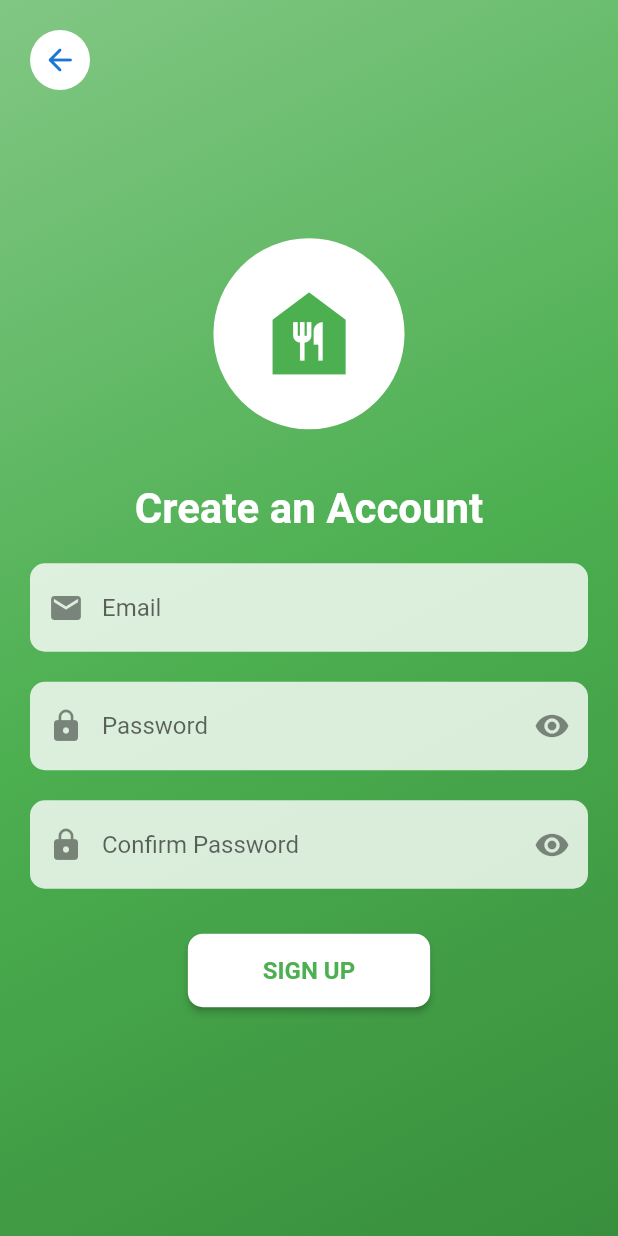
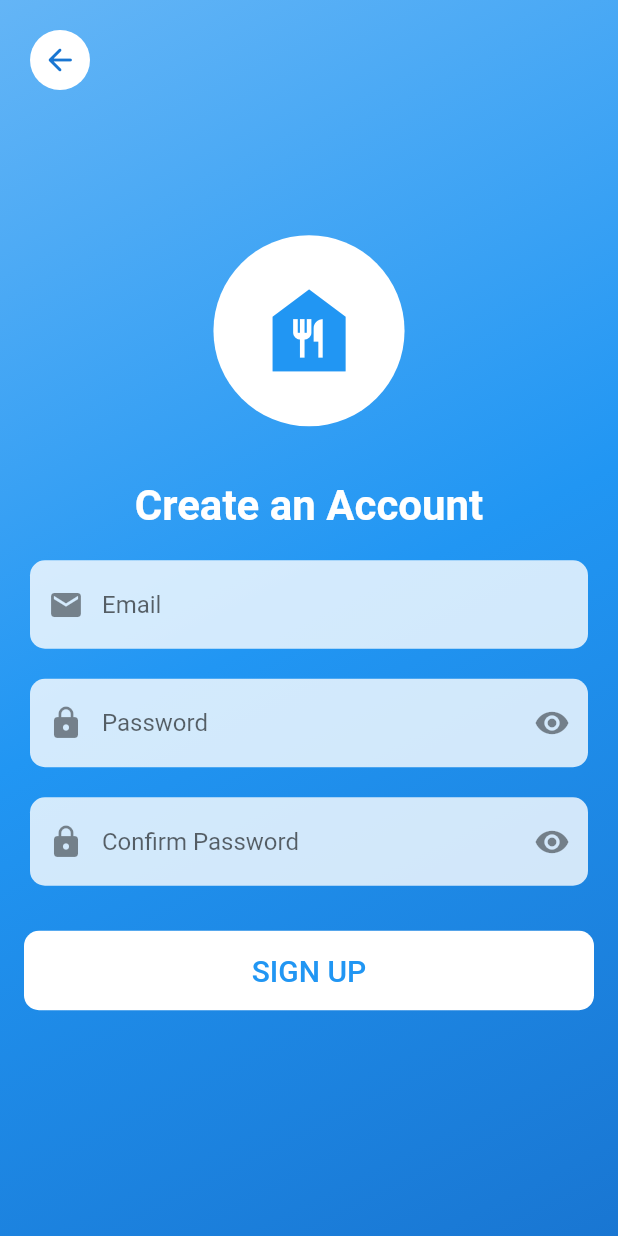
Before and after one commit to sakib556/Meal_Management_System_Mobile_App, a Flutter app: the screen it shows after launch, after a tap on "Don't have an account? Sign up", on a phone screen of 412 x 824 dp. Run offline on Flutter 3.47's test engine with Material 2 defaults, Android fonts, the phone set to English and light mode, and no system bars; our stand-ins replace connectivity_plus, dio, firebase_auth, firebase_core, firebase_database, firebase_messaging and 7 more; accounts and stored records are empty; statements that could not run were skipped.

Commit message:
login, signup complete

```diff
--- a/lib/main.dart
+++ b/lib/main.dart
@@ -59,13 +59,7 @@ class MyApp extends StatelessWidget {
               secondary: KColor.secondary.color,
             ),
       ),
-      builder: (context, widget) {
-        EasyLoading.init();
-        return ScrollConfiguration(
-          behavior: const ScrollBehaviorModified(),
-          child: widget ?? const SizedBox(),
-        );
-      },
+      builder: EasyLoading.init(),
       home: const LandingScreen(),
     );
   }
--- a/lib/modules/authentication/login_screen.dart
+++ b/lib/modules/authentication/login_screen.dart
@@ -3,9 +3,12 @@ import 'package:firebase_messaging/firebase_messaging.dart';
 import 'package:flutter/material.dart';
 import 'package:firebase_auth/firebase_auth.dart';
 import 'package:flutter_easyloading/flutter_easyloading.dart';
+import 'package:meal_management/global/widget/global_button.dart';
+import 'package:meal_management/global/widget/global_text.dart';
 import 'package:meal_management/modules/authentication/singup_screen.dart';
 import 'package:meal_management/modules/dashboard/components/dashboard_screen.dart';
 import 'package:meal_management/utils.dart';
+import 'package:meal_management/utils/styles/k_colors.dart';
 
 final TextEditingController emailController = TextEditingController();
 final TextEditingController passwordController = TextEditingController();
@@ -48,11 +51,7 @@ class _LoginScreenState extends State<LoginScreen>
           gradient: LinearGradient(
             begin: Alignment.topLeft,
             end: Alignment.bottomRight,
-            colors: [
-              Colors.green[300]!,
-              Colors.green[500]!,
-              Colors.green[700]!
-            ],
+            colors: [Colors.blue[300]!, Colors.blue[500]!, Colors.blue[700]!],
           ),
         ),
         child: SafeArea(
@@ -63,24 +62,22 @@ class _LoginScreenState extends State<LoginScreen>
                 children: [
                   ScaleTransition(
                     scale: _fadeAnimation,
-                    child: const CircleAvatar(
+                    child: CircleAvatar(
                       radius: 70,
                       backgroundColor: Colors.white,
                       child: Icon(
                         Icons.lock,
                         size: 60,
-                        color: Colors.green,
+                        color: KColor.primary.color,
                       ),
                     ),
                   ),
                   const SizedBox(height: 30),
-                  const Text(
+                  GlobalText(
                     'Member Login',
-                    style: TextStyle(
                     color: Colors.white,
                     fontSize: 28,
                     fontWeight: FontWeight.bold,
-                    ),
                   ),
                   const SizedBox(height: 20),
                   Padding(
@@ -105,10 +102,12 @@ class _LoginScreenState extends State<LoginScreen>
                     controller: passwordController,
                   ),
                   const SizedBox(height: 30),
-                  isLoginLoading
-                      ? const CircularProgressIndicator()
-                      : ElevatedButton(
-                          onPressed: () {
+                  GlobalButton(
+                      loading: isLoginLoading,
+                      color: Colors.white,
+                      textColor: KColor.primary.color,
+                      text: "LOGIN",
+                      onTap: () {
                         print(
                             "email : ${emailController.text} pass :${passwordController.text} ");
                         if (emailController.text.isEmpty ||
@@ -118,24 +117,7 @@ class _LoginScreenState extends State<LoginScreen>
                           return;
                         }
                         _login(context);
-                          },
-                          style: ElevatedButton.styleFrom(
-                            backgroundColor: Colors.white,
-                            shape: RoundedRectangleBorder(
-                              borderRadius: BorderRadius.circular(10),
-                            ),
-                            padding: const EdgeInsets.symmetric(
-                                horizontal: 50, vertical: 15),
-                          ),
-                          child: const Text(
-                            'LOGIN',
-                            style: TextStyle(
-                              color: Colors.green,
-                              fontSize: 16,
-                              fontWeight: FontWeight.bold,
-                            ),
-                          ),
-                        ),
+                      }),
                   const SizedBox(height: 10),
                   TextButton(
                     onPressed: () {
--- a/lib/modules/authentication/singup_screen.dart
+++ b/lib/modules/authentication/singup_screen.dart
@@ -3,9 +3,11 @@ import 'package:firebase_messaging/firebase_messaging.dart';
 import 'package:flutter/material.dart';
 import 'package:firebase_auth/firebase_auth.dart';
 import 'package:flutter_easyloading/flutter_easyloading.dart';
+import 'package:meal_management/global/widget/global_button.dart';
 import 'package:meal_management/modules/authentication/login_screen.dart';
 import 'package:meal_management/modules/dashboard/components/dashboard_screen.dart';
 import 'package:meal_management/utils.dart';
+import 'package:meal_management/utils/styles/k_colors.dart';
 
 class SignupScreen extends StatefulWidget {
   const SignupScreen({super.key});
@@ -48,11 +50,7 @@ class _SignupScreenState extends State<SignupScreen>
           gradient: LinearGradient(
             begin: Alignment.topLeft,
             end: Alignment.bottomRight,
-            colors: [
-              Colors.green[300]!,
-              Colors.green[500]!,
-              Colors.green[700]!
-            ],
+            colors: [Colors.blue[300]!, Colors.blue[500]!, Colors.blue[700]!],
           ),
         ),
         child: SafeArea(
@@ -79,13 +77,13 @@ class _SignupScreenState extends State<SignupScreen>
                     children: [
                       ScaleTransition(
                         scale: _fadeAnimation,
-                        child: const CircleAvatar(
+                        child: CircleAvatar(
                           radius: 70,
                           backgroundColor: Colors.white,
                           child: Icon(
                             Icons.food_bank,
                             size: 80,
-                            color: Colors.green,
+                            color: KColor.primary.color,
                           ),
                         ),
                       ),
@@ -126,36 +124,27 @@ class _SignupScreenState extends State<SignupScreen>
                         controller: confirmPasswordController,
                       ),
                       const SizedBox(height: 30),
-                      isLoading
-                          ? const CircularProgressIndicator()
-                          : ElevatedButton(
-                              onPressed: () {
-                                // Implement the signup logic here.
-                                print("Email: ${emailController.text}");
-                                print("Password: ${passwordController.text}");
-                                print(
-                                    "Confirm Password: ${confirmPasswordController.text}");
-                                _handleSignup(context);
-                              },
-                              style: ElevatedButton.styleFrom(
-                                backgroundColor: Colors.white,
-                                shape: RoundedRectangleBorder(
-                                  borderRadius: BorderRadius.circular(10),
-                                ),
-                                padding: const EdgeInsets.symmetric(
-                                  horizontal: 50,
-                                  vertical: 15,
-                                ),
-                              ),
-                              child: const Text(
-                                'SIGN UP',
-                                style: TextStyle(
-                                  color: Colors.green,
-                                  fontSize: 16,
-                                  fontWeight: FontWeight.bold,
-                                ),
-                              ),
-                            ),
+                      GlobalButton(
+                          loading: isLoading,
+                          color: Colors.white,
+                          textColor: KColor.primary.color,
+                          text: "SIGN UP",
+                          onTap: () {
+                            print(
+                                "email : ${emailController.text} pass :${passwordController.text} ");
+                            if (emailController.text.isEmpty ||
+                                passwordController.text.isEmpty ||
+                                confirmPasswordController.text.isEmpty) {
+                              EasyLoading.showError(
+                                  "Please enter email and password.");
+                              return;
+                            }
+                            print("Email: ${emailController.text}");
+                            print("Password: ${passwordController.text}");
+                            print(
+                                "Confirm Password: ${confirmPasswordController.text}");
+                            _handleSignup(context);
+                          }),
                     ],
                   ),
                 ),
```
Lines whose indentation alone changed are shown as unchanged.
